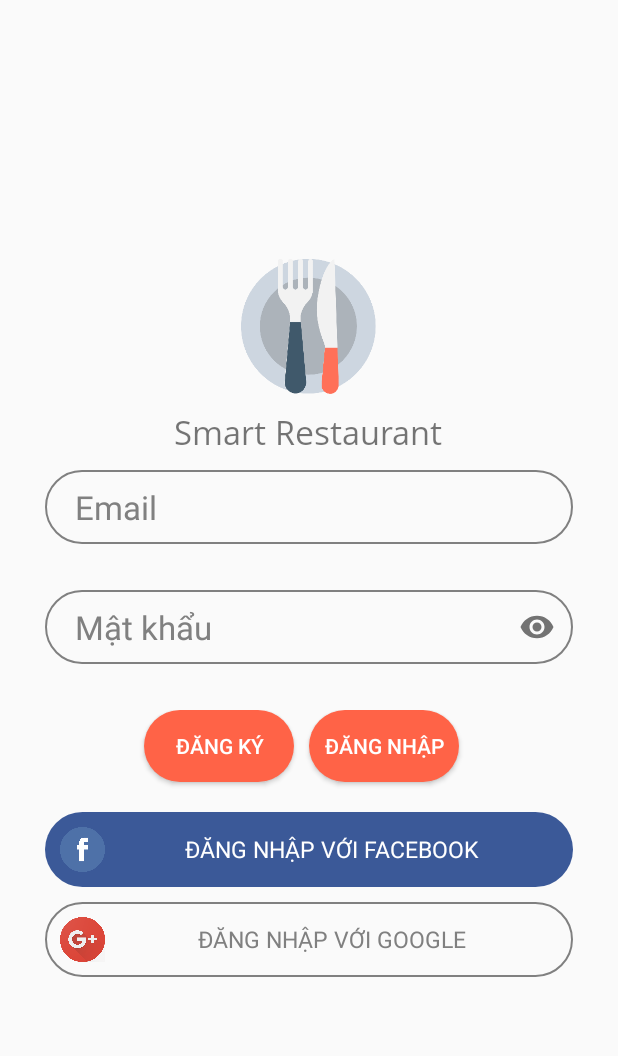
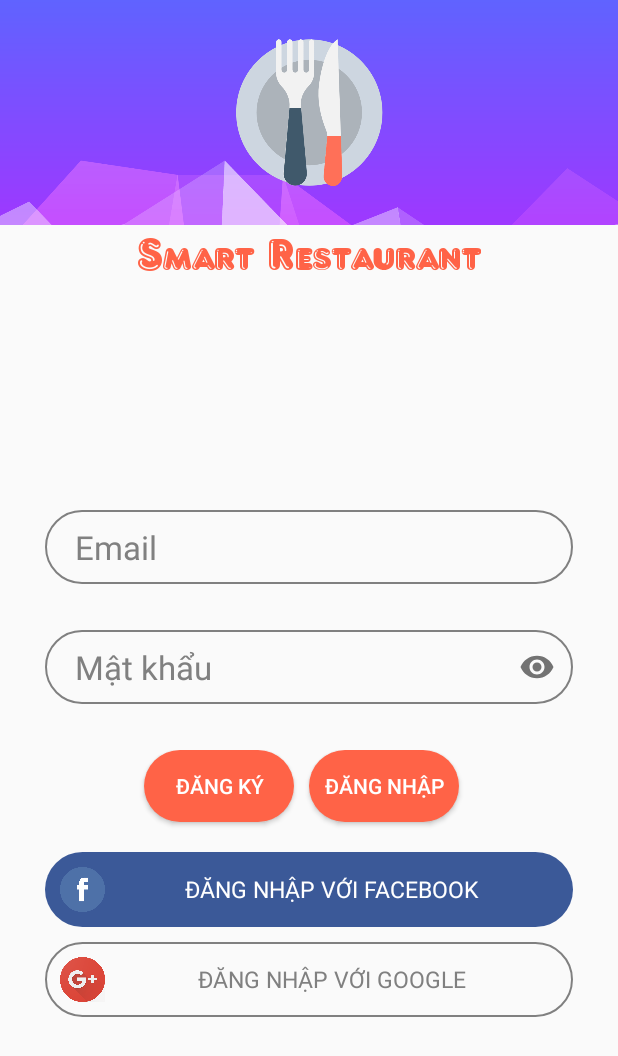
Before and after one commit to phat347/PhatLORD, an Android app: the screen it shows after launch (MainActivity), on a phone screen of 412 x 824 dp. Shown: the top 1056 px of the screen. Run offline under Robolectric (Android 15) with nearby library versions, the phone set to English and light mode, and no system bars; our stand-ins replace Firebase (no records; nobody signed in at launch, a user with empty details on screens opened directly), Picasso; libraries missing offline, so code that uses them is left out: com.facebook, com.facebook.appevents, com.facebook.login; pictures from the network do not load; 5 statements that could not run were skipped.

Commit message:
Splash screen style

```diff
--- a/app/src/main/java/com/phatle/smartrestaurant/MainActivity.java
+++ b/app/src/main/java/com/phatle/smartrestaurant/MainActivity.java
@@ -102,7 +102,7 @@ public class MainActivity extends Activity {
 //        profile = findViewById(R.id.picture);
         appName = findViewById(R.id.facebook_username);
         Typeface face = Typeface.createFromAsset(getAssets(),
-                "fonts/open_sans_regular.ttf");
+                "fonts/frankfrt.ttf");
         appName.setTypeface(face);
         TextView googleLogin = findViewById(R.id.google_login);
 
--- a/app/src/main/res/drawable/background_splash.xml
+++ b/app/src/main/res/drawable/background_splash.xml
@@ -4,7 +4,7 @@
     <item android:drawable="@color/white_default" />
 
     <item>
-        <bitmap android:src="@mipmap/icon_logo_app_restaurant"
+        <bitmap android:src="@drawable/icon_app_small"
             android:gravity="center"
             />
 
--- a/app/src/main/res/layout/activity_main.xml
+++ b/app/src/main/res/layout/activity_main.xml
@@ -8,28 +8,29 @@
     android:orientation="vertical"
     android:id="@+id/container"
     >
+    <ImageView
+        android:id="@+id/picture"
+        android:layout_gravity="center"
+        android:layout_width="match_parent"
+        android:layout_height="150dp"
+        android:scaleType="centerCrop"
+        android:src="@drawable/app_back_ground"
+        />
+    <TextView
+        android:id="@+id/facebook_username"
+        android:layout_width="wrap_content"
+        android:layout_height="wrap_content"
+        android:text="Smart Restaurant"
+        android:textColor="@color/tomato"
+        android:textSize="14pt"
+        android:layout_gravity="center_horizontal"
+        android:layout_marginBottom="10dp"/>
     <LinearLayout
         android:layout_width="match_parent"
         android:layout_height="match_parent"
         android:orientation="vertical"
         android:gravity="center_vertical"
         >
-        <ImageView
-            android:id="@+id/picture"
-            android:layout_gravity="center"
-            android:layout_width="90dp"
-            android:layout_height="90dp"
-            android:src="@mipmap/icon_logo_app_restaurant"
-            android:layout_marginBottom="10dp"
-            />
-        <TextView
-            android:id="@+id/facebook_username"
-            android:layout_width="wrap_content"
-            android:layout_height="wrap_content"
-            android:text="@string/app_name"
-            android:textSize="10pt"
-            android:layout_gravity="center_horizontal"
-            android:layout_marginBottom="10dp"/>
         <LinearLayout
             android:layout_width="match_parent"
             android:layout_height="wrap_content"
```
Also changed, not shown: app/src/main/assets/fonts/frankfrt.ttf (added), app/src/main/res/drawable/app_back_ground.png (added), app/src/main/res/drawable/icon_app_small.png (added).
